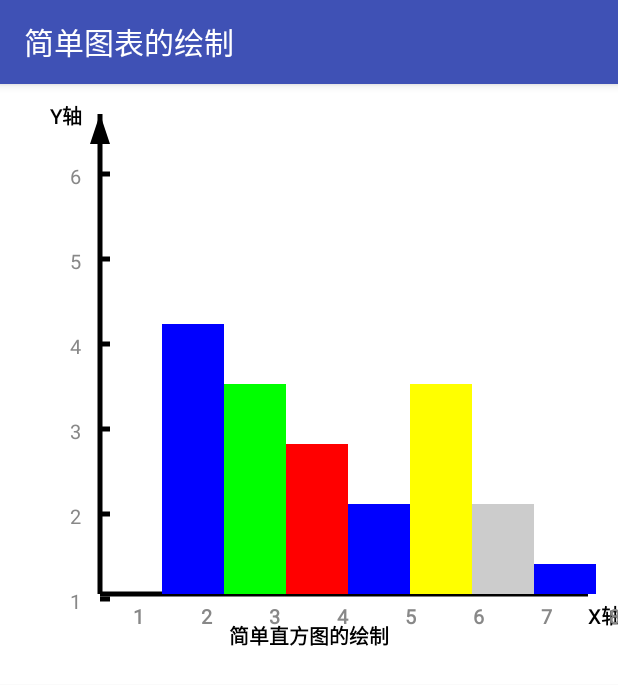
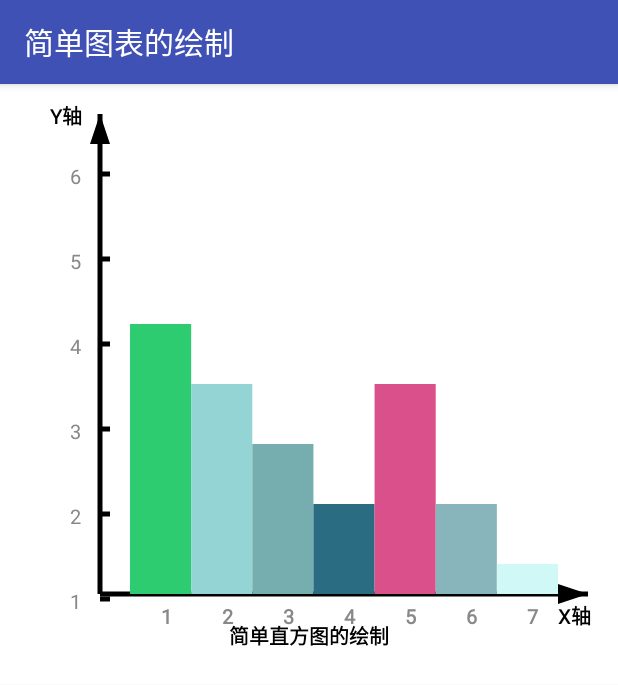
Before and after one commit to SunnyLy/MuKeNet, an Android app: the SimpleGraphActivity screen opened directly, with no data from a screen before it, on a phone screen of 412 x 824 dp. Shown: the top 685 px of the screen. Run offline under Robolectric (Android 15) with nearby library versions, the phone set to English and light mode, and no system bars.

Commit message:
简单直方图绘制。。。。。

```diff
--- a/app/src/main/java/chart/muke/com/mukechart/basicgraph/BaseGraphView.java
+++ b/app/src/main/java/chart/muke/com/mukechart/basicgraph/BaseGraphView.java
@@ -16,12 +16,12 @@ import chart.muke.com.mukechart.R;
 /**
  * @Annotation <p>创建一个图表抽象基类:
  * 注意事项：
- *     1，图表控件宽高的确定
- *        可以通过获取屏幕的宽高，再减去边距
- *
- *     2，坐标轴上文字的标记
- *     3，标题的位置
- *         由屏幕宽度的一半再减去标题字符串宽度的一半，就得到标题显示在屏幕正中间</p>
+ * 1，图表控件宽高的确定
+ * 可以通过获取屏幕的宽高，再减去边距
+ * <p>
+ * 2，坐标轴上文字的标记
+ * 3，标题的位置
+ * 由屏幕宽度的一半再减去标题字符串宽度的一半，就得到标题显示在屏幕正中间</p>
  * @Auth Sunny
  * @date 2017/9/24
  * @Version V1.0.0
@@ -55,8 +55,8 @@ public abstract class BaseGraphView extends View {
     public int height;
     //坐标原点位置，给定默认初始值
     //坐标原点的Y坐标，注意应该在X轴的坐标值，标题，以及Label等展示区上方
-    public  int originX ;
-    public  int originY ;
+    public int originX;
+    public int originY;
     public int padding = 30;
     public int mDefMargin = 10;
     public int mDefXValueHeight = 30;
@@ -73,11 +73,11 @@ public abstract class BaseGraphView extends View {
     }
 
     public BaseGraphView(Context context) {
-        this(context,null);
+        this(context, null);
     }
 
     public BaseGraphView(Context context, AttributeSet attrs) {
-        this(context, attrs,-1);
+        this(context, attrs, -1);
     }
 
     public BaseGraphView(Context context, AttributeSet attrs, int defStyleAttr) {
@@ -87,10 +87,10 @@ public abstract class BaseGraphView extends View {
         mGrapthTitle = typedArray.getString(R.styleable.SunnyGraphStyle_graphTitle);
         mXAxisName = typedArray.getString(R.styleable.SunnyGraphStyle_X_AxisName);
         mYAxisName = typedArray.getString(R.styleable.SunnyGraphStyle_Y_AxisName);
-        mAxisTextColor = typedArray.getColor(R.styleable.SunnyGraphStyle_axisTextColor,context.getResources().getColor(android.R.color.black));
-        mAxisTextSize = typedArray.getDimension(R.styleable.SunnyGraphStyle_axisTextSize,12);
+        mAxisTextColor = typedArray.getColor(R.styleable.SunnyGraphStyle_axisTextColor, context.getResources().getColor(android.R.color.black));
+        mAxisTextSize = typedArray.getDimension(R.styleable.SunnyGraphStyle_axisTextSize, 12);
 
-        if(typedArray != null){
+        if (typedArray != null) {
             typedArray.recycle();
         }
 
@@ -100,7 +100,7 @@ public abstract class BaseGraphView extends View {
 
     private void initPaint(Context context) {
 
-        if(mPaint == null){
+        if (mPaint == null) {
             mPaint = new Paint();
             mPaint.setAntiAlias(true);
             mPaint.setDither(true);
@@ -131,26 +131,30 @@ public abstract class BaseGraphView extends View {
 
     /**
      * 手动设置X轴最大值及等份数
+     *
      * @param maxAxisValueX
      * @param dividedSize
      */
-    public void setXAxisValue(float maxAxisValueX,int dividedSize) {
+    public void setXAxisValue(float maxAxisValueX, int dividedSize) {
         this.maxAxisValueX = maxAxisValueX;
-        this.axisDivideSizeX = dividedSize;
+        if (columnInfo != null && columnInfo.length > 0)
+            this.axisDivideSizeX = columnInfo.length;
     }
 
     /**
      * 手动设置Y轴最大值及等份数
+     *
      * @param maxAxisValueY
      * @param dividedSize
      */
-    public void setYAxisValue(float maxAxisValueY,int dividedSize) {
+    public void setYAxisValue(float maxAxisValueY, int dividedSize) {
         this.maxAxisValueY = maxAxisValueY;
         this.axisDivideSizeY = dividedSize;
     }
 
     /**
      * 传入柱状图数据
+     *
      * @param columnInfo
      */
     public void setColumnInfo(int[][] columnInfo) {
@@ -163,7 +167,7 @@ public abstract class BaseGraphView extends View {
 //        width = MeasureSpec.getSize(widthMeasureSpec)  ;
 //        height = MeasureSpec.getSize(heightMeasureSpec);
 
-        Log.e(",,,,,,,,,","width:"+width+",height:"+height);
+        Log.e(",,,,,,,,,", "width:" + width + ",height:" + height);
     }
 
     @Override
@@ -214,7 +218,7 @@ public abstract class BaseGraphView extends View {
         /**
          * 画颜色标记：如：红代表xx,绿代表xx
          */
-        drawLabel(canvas,mPaint);
+        drawLabel(canvas, mPaint);
     }
 
     protected abstract void drawLabel(Canvas canvas, Paint paint);
@@ -231,7 +235,7 @@ public abstract class BaseGraphView extends View {
             mPaint.setColor(mAxisTextColor);
             mPaint.setTextSize(mAxisTextSize);
             mPaint.setFakeBoldText(true);
-            canvas.drawText(mGrapthTitle, (getWidth()/2)-(paint.measureText(mGrapthTitle)/2), originY + mDefXValueHeight + mDefMargin + 10, paint);
+            canvas.drawText(mGrapthTitle, (getWidth() / 2) - (paint.measureText(mGrapthTitle) / 2), originY + mDefXValueHeight + mDefMargin + 10, paint);
         }
     }
 
@@ -246,35 +250,37 @@ public abstract class BaseGraphView extends View {
 //        mPathX.lineTo(originX - 10, originY - height);//下一点
 //        mPathX.lineTo(originX + 10, originY - height);//下一点
 
-        mPathX.moveTo(originX, getTop()+padding);//起始点
-        mPathX.lineTo(originX - 10, getTop()+padding*2);//下一点
-        mPathX.lineTo(originX + 10, getTop()+padding*2);//下一点
+        mPathX.moveTo(originX, getTop() + padding);//起始点
+        mPathX.lineTo(originX - 10, getTop() + padding * 2);//下一点
+        mPathX.lineTo(originX + 10, getTop() + padding * 2);//下一点
         mPathX.close();
         paint.setColor(Color.BLACK);
         canvas.drawPath(mPathX, paint);
         if (!TextUtils.isEmpty(mYAxisName))
-        canvas.drawText(mYAxisName,originX-50,getTop()+40,paint);
+            canvas.drawText(mYAxisName, originX - 50, getTop() + 40, paint);
     }
 
     /**
      * X轴上的箭头
+     *
      * @param canvas
      * @param paint
      */
     private void drawAxisArrowsX(Canvas canvas, Paint paint) {
         //画三角形（X轴箭头）
         Path mPathX = new Path();
-        mPathX.moveTo(width - padding , originY);//起始点
-        mPathX.lineTo(width - padding, originY - 10);//下一点
-        mPathX.lineTo(width - padding, originY + 10);//下一点
+        mPathX.moveTo(width - padding, originY);//起始点
+        mPathX.lineTo(width - padding * 2, originY - 10);//下一点
+        mPathX.lineTo(width - padding * 2, originY + 10);//下一点
         mPathX.close();
         canvas.drawPath(mPathX, paint);
         if (!TextUtils.isEmpty(mXAxisName))
-        canvas.drawText(mXAxisName,width - padding,originY +30,paint);
+            canvas.drawText(mXAxisName, width - padding * 2, originY + 30, paint);
     }
 
     /**
      * Y轴上的标记
+     *
      * @param canvas
      * @param paint
      */
@@ -282,6 +288,7 @@ public abstract class BaseGraphView extends View {
 
     /**
      * X轴上的标记
+     *
      * @param canvas
      * @param paint
      */
--- a/app/src/main/java/chart/muke/com/mukechart/basicgraph/ColumnView.java
+++ b/app/src/main/java/chart/muke/com/mukechart/basicgraph/ColumnView.java
@@ -47,16 +47,28 @@ public class ColumnView extends BaseGraphView {
 
     @Override
     protected void drawAxisScaleMarkValueX(Canvas canvas, Paint paint) {
+        if (columnInfo == null || columnInfo.length ==0){
+            return;
+        }
         //设置画笔绘制文字的属性
         paint.setColor(Color.GRAY);
         paint.setTextSize(20);
         paint.setFakeBoldText(true);
 
-        float cellWidth = width / axisDivideSizeX;
-        float cellValue = maxAxisValueX / axisDivideSizeX;
-        for (int i = 1; i < axisDivideSizeX; i++) {
+        float columnLeft = originX + padding;//第一个柱条左边距
+        float columnRight = padding + padding;//第一个padding为右边间距，第二个padding为箭头的宽度
+        /**
+         * 每一个柱条的宽度为View的总宽度 减去 两边要留出的距离
+         */
+        float cellWidth = (width - (columnLeft + columnRight)) / columnInfo.length;
+//        float cellWidth = width / axisDivideSizeX;
+        float cellValue = maxAxisValueX / columnInfo.length;
+        for (int i = 1; i <= columnInfo.length; i++) {
 //            canvas.drawText(String.valueOf(cellValue * i), cellWidth * i + originX - 35, originY + 30, paint);
-            canvas.drawText(String.valueOf(i), cellWidth * i + originX - 35, height- (mDefTitleHeight + mDefLabelHeight), paint);
+            //an = a1 + (n-1)*d
+            //a1 = columnLeft + cellWidth/2
+            //d = cellWidth
+            canvas.drawText(String.valueOf(i), (columnLeft + cellWidth/2) + (i -1)*cellWidth, height- (mDefTitleHeight + mDefLabelHeight), paint);
         }
     }
 
@@ -64,12 +76,18 @@ public class ColumnView extends BaseGraphView {
     protected void drawColumn(Canvas canvas, Paint paint) {
         if(columnInfo == null)
             return;
-        float cellWidth = (width - padding*2) / axisDivideSizeX;
+//        float cellWidth = (width - padding*2) / axisDivideSizeX;
+        float columnLeft = originX + padding;//第一个柱条左边距
+        float columnRight = padding + padding;//第一个padding为右边间距，第二个padding为箭头的宽度
+        /**
+         * 每一个柱条的宽度为View的总宽度 减去 两边要留出的距离
+         */
+        float cellWidth = (width - (columnLeft + columnRight)) / columnInfo.length;
         for (int i = 0; i < columnInfo.length; i++) {
             paint.setColor(columnInfo[i][1]);
             float leftTopY = height - height * columnInfo[i][0] / maxAxisValueY;
             //左上角x,y右下角x,y，画笔
-            canvas.drawRect(originX + cellWidth * (i + 1), leftTopY, originX + cellWidth * (i + 2), originY, mPaint);
+            canvas.drawRect(columnLeft+ cellWidth * (i), leftTopY, columnLeft+cellWidth * (i + 1), originY, mPaint);
         }
     }
 
--- a/app/src/main/java/chart/muke/com/mukechart/basicgraph/SimpleGraphActivity.java
+++ b/app/src/main/java/chart/muke/com/mukechart/basicgraph/SimpleGraphActivity.java
@@ -2,8 +2,13 @@ package chart.muke.com.mukechart.basicgraph;
 
 import android.graphics.Color;
 
+import com.github.mikephil.charting.utils.ColorTemplate;
+
 import chart.muke.com.mukechart.R;
 import chart.muke.com.mukechart.base.MukeBaseActivity;
+
+import static com.github.mikephil.charting.utils.ColorTemplate.JOYFUL_COLORS;
+import static com.github.mikephil.charting.utils.ColorTemplate.LIBERTY_COLORS;
 
 /**
  * @Annotation <p>基本几何图形的绘制</p>
@@ -35,13 +40,13 @@ public class SimpleGraphActivity extends MukeBaseActivity {
         mColumnView.setYAxisValue(10,7);
 
         int columnInfo[][] = new int[][]{
-                {6, Color.BLUE},
-                {5, Color.GREEN},
-                {4, Color.RED},
-                {3, Color.BLUE},
-                {5, Color.YELLOW},
-                {3, Color.LTGRAY},
-                {2, Color.BLUE}};
+                {6, ColorTemplate.MATERIAL_COLORS[0]},
+                {5, LIBERTY_COLORS[1]},
+                {4, LIBERTY_COLORS[3]},
+                {3, LIBERTY_COLORS[4]},
+                {5, JOYFUL_COLORS[0]},
+                {3, LIBERTY_COLORS[2]},
+                {2, LIBERTY_COLORS[0]}};
         mColumnView.setAxisTextSize(20);
         mColumnView.setColumnInfo(columnInfo);
         mColumnView.invalidate();
```
Also changed, not shown: MPChartLib/src/main/java/com/github/mikephil/charting/utils/ColorTemplate.java (+5 -2 lines).
